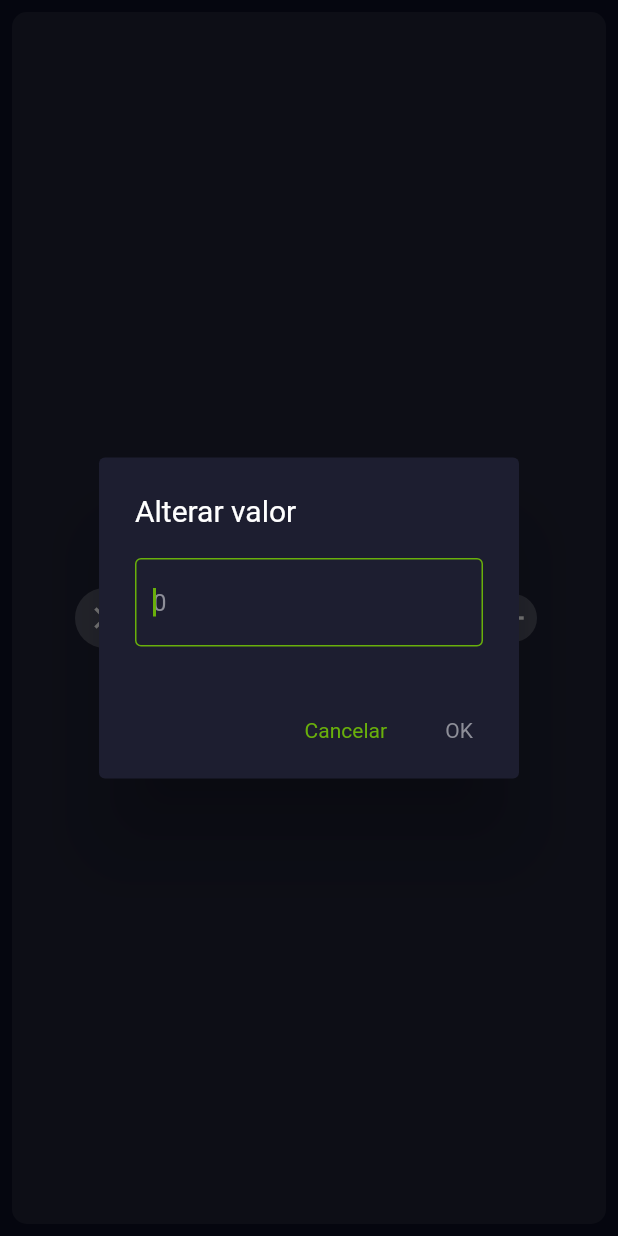
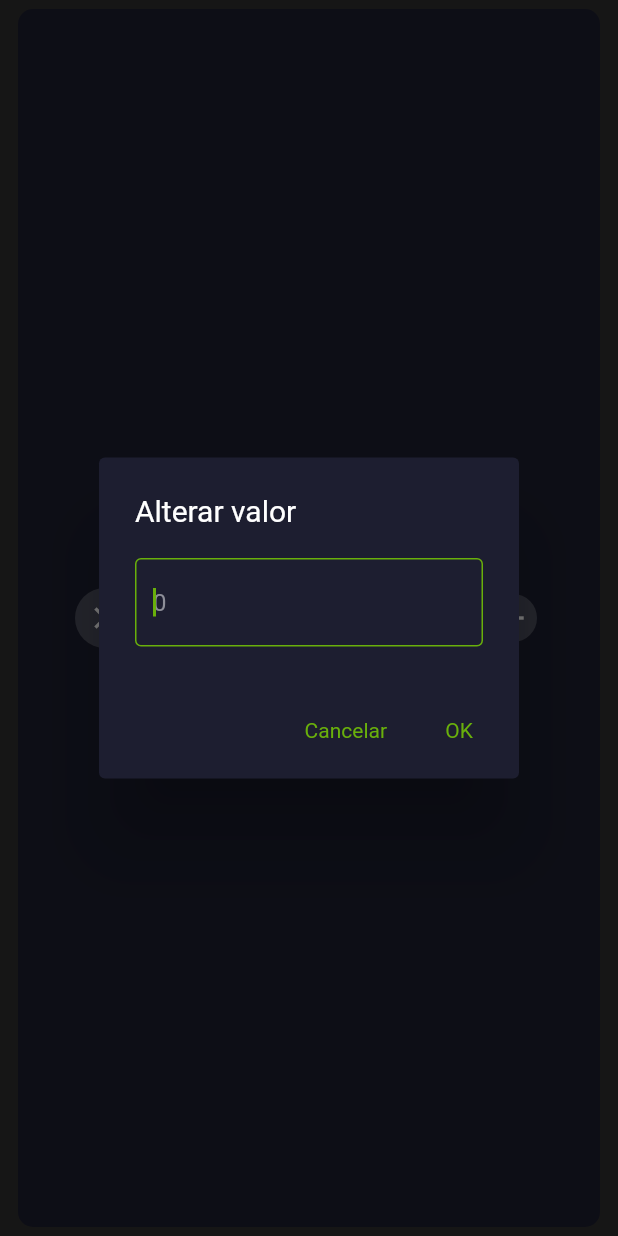
Before and after one commit to mattoi/conta-ponto, a Flutter app: the CounterTile widget shown alone on an empty page, opened directly with empty values, after a tap on "PONTO", on a phone screen of 412 x 824 dp. Run offline on Flutter 3.47's test engine with Material 2 defaults, Android fonts, the phone set to English and light mode, and no system bars; our stand-ins replace shared_preferences; accounts and stored records are empty.

Commit message:
Made an actual color scheme and inserted into themeData

```diff
--- a/lib/components/counter_tile.dart
+++ b/lib/components/counter_tile.dart
@@ -44,10 +44,11 @@ class CounterTile extends StatelessWidget {
   @override
   Widget build(BuildContext context) {
     return Container(
-      margin: const EdgeInsets.all(8),
+      margin: const EdgeInsets.symmetric(horizontal: 12, vertical: 6),
       padding: const EdgeInsets.all(8),
       decoration: BoxDecoration(
-          color: UIColors.counterTile, borderRadius: BorderRadius.circular(10)),
+          color: Theme.of(context).colorScheme.surface,
+          borderRadius: BorderRadius.circular(10)),
       child: Row(
         mainAxisAlignment: MainAxisAlignment.center,
         children: [
@@ -90,10 +91,8 @@ class CounterTile extends StatelessWidget {
                 children: [
                   Text(
                     UITextStrings.counterLabel,
-                    style: Theme.of(context)
-                        .textTheme
-                        .bodyMedium
-                        ?.copyWith(color: UIColors.labelText),
+                    style: Theme.of(context).textTheme.bodyMedium?.copyWith(
+                        color: Theme.of(context).colorScheme.onSurface),
                   ),
                   Text(
                     counter.value.toString(),
@@ -109,25 +108,25 @@ class CounterTile extends StatelessWidget {
                 context: context,
                 builder: (BuildContext context) => StatefulBuilder(
                   builder: (context, setState) => AlertDialog(
-                    title: Text(
-                      UITextStrings.dialogTitleSetCounter,
-                    ),
+                    title: const Text(UITextStrings.dialogTitleSetCounter),
                     //This TextField only accepts number input
                     content: TextField(
+                      //TODO add errortext
                       autofocus: true,
                       inputFormatters: [FilteringTextInputFormatter.digitsOnly],
                       keyboardType: TextInputType.number,
-                      cursorColor: UIColors.actionButton,
+                      cursorColor: Theme.of(context).colorScheme.secondary,
                       decoration: InputDecoration(
                         hintText: counter.value.toString(),
                         hintStyle: Theme.of(context)
                             .textTheme
                             .bodyMedium
-                            ?.copyWith(color: UIColors.labelText),
+                            ?.copyWith(
+                                color: Theme.of(context).colorScheme.onSurface),
                         border: const OutlineInputBorder(),
-                        focusedBorder: const OutlineInputBorder(
+                        focusedBorder: OutlineInputBorder(
                           borderSide: BorderSide(
-                            color: UIColors.actionButton,
+                            color: Theme.of(context).colorScheme.secondary,
                           ),
                         ),
                       ),
@@ -146,7 +145,9 @@ class CounterTile extends StatelessWidget {
                           style: Theme.of(context)
                               .textTheme
                               .bodySmall
-                              ?.copyWith(color: UIColors.actionButton),
+                              ?.copyWith(
+                                  color:
+                                      Theme.of(context).colorScheme.secondary),
                         ),
                         onPressed: () => Navigator.pop(context, 'Cancel'),
                       ),
@@ -155,14 +156,12 @@ class CounterTile extends StatelessWidget {
                         child: Text(
                           UITextStrings.dialogButtonOK,
                           style: newValue >= 0
-                              ? Theme.of(context)
-                                  .textTheme
-                                  .bodySmall
-                                  ?.copyWith(color: UIColors.actionButton)
-                              : Theme.of(context)
-                                  .textTheme
-                                  .bodySmall
-                                  ?.copyWith(color: UIColors.labelText),
+                              ? Theme.of(context).textTheme.bodySmall?.copyWith(
+                                  color:
+                                      Theme.of(context).colorScheme.secondary)
+                              : Theme.of(context).textTheme.bodySmall?.copyWith(
+                                  color:
+                                      Theme.of(context).colorScheme.secondary),
                         ),
                         onPressed: newValue >= 0
                             ? () {
--- a/lib/components/round_button.dart
+++ b/lib/components/round_button.dart
@@ -1,7 +1,6 @@
-import 'package:conta_ponto/constants.dart';
 import 'package:flutter/material.dart';
 
-///A round button. Accepts a custom [size] and [color], an optional [child] and a [onPressed] function.
+///A round button. Accepts a custom [size] and [color], an optional [child], [onPressed] and [onLongPress] functions.
 class RoundButton extends StatelessWidget {
   final double size;
   final Color color;
@@ -13,7 +12,7 @@ class RoundButton extends StatelessWidget {
   const RoundButton({
     Key? key,
     this.size = 40.0,
-    this.color = UIColors.roundButton,
+    this.color = const Color(0xFF4C4F5E),
     this.child,
     this.onPressed,
     this.onLongPress,
--- a/lib/constants.dart
+++ b/lib/constants.dart
@@ -1,84 +1,74 @@
 import 'package:flutter/material.dart';
 
-///The colors used in the app UI.
-abstract class UIColors {
-  static const appBar = Color(0xffb00b69);
-  static const actionButton = Color(0xff69b00b);
-  static const appBackground = Color(0xFF0A0E20);
-  static const counterTile = Color(0xFF1D1E30);
-  static const labelText = Color(0xFF8D8E98);
-  static const roundButton = Color(0xFF4C4F5E);
-}
-
-final colorScheme = const ColorScheme.dark().copyWith(
+final _appColorScheme = const ColorScheme.dark().copyWith(
   background: const Color(0xFF0A0E20),
   primary: const Color(0xffb00b69),
   secondary: const Color(0xff69b00b),
+  surface: const Color(0xFF1D1E30),
+  surfaceVariant: const Color(0xFF4C4F5E),
+  onPrimary: Colors.white,
+  onSurface: const Color(0xFF8D8E98),
 );
-
+const _fontFamily = 'Roboto';
 final appTheme = ThemeData.dark().copyWith(
-  primaryColor: UIColors.appBackground,
-  scaffoldBackgroundColor: UIColors.appBackground,
-  //colorScheme: ColorScheme.fromSwatch().copyWith(secondary: Colors.pink),
-  appBarTheme: const AppBarTheme(
-    color: UIColors.appBar,
-    titleTextStyle: TextStyle(
-      fontFamily: 'Roboto',
+  colorScheme: _appColorScheme,
+  appBarTheme: AppBarTheme(
+    color: _appColorScheme.primary,
+    titleTextStyle: const TextStyle(fontFamily: _fontFamily, fontSize: 20),
+  ),
+  iconTheme: IconThemeData(color: _appColorScheme.onPrimary),
+  backgroundColor: _appColorScheme.background,
+  floatingActionButtonTheme: FloatingActionButtonThemeData(
+    backgroundColor: _appColorScheme.secondary,
+  ),
+  dialogTheme: DialogTheme(
+    backgroundColor: _appColorScheme.surface,
+    titleTextStyle: const TextStyle(
+      fontFamily: _fontFamily,
       fontSize: 20,
     ),
-  ),
-  iconTheme: const IconThemeData(color: Colors.white),
-  floatingActionButtonTheme: const FloatingActionButtonThemeData(
-    backgroundColor: UIColors.actionButton,
-  ),
-  dialogTheme: const DialogTheme(
-    backgroundColor: UIColors.counterTile,
-    titleTextStyle: TextStyle(
-      fontFamily: 'Roboto',
-      fontSize: 20,
-    ),
-    contentTextStyle: TextStyle(
-      fontFamily: 'Roboto',
+    contentTextStyle: const TextStyle(
+      fontFamily: _fontFamily,
       fontSize: 16,
     ),
   ),
-  textTheme: const TextTheme(
+  textTheme: TextTheme(
     // 1- and 2-digit index number
-    displayLarge: TextStyle(
-      fontFamily: 'Roboto',
+    displayLarge: const TextStyle(
+      fontFamily: _fontFamily,
       fontSize: 64,
     ),
     // 3-digit index number
-    displayMedium: TextStyle(
-      fontFamily: 'Roboto',
+    displayMedium: const TextStyle(
+      fontFamily: _fontFamily,
       fontSize: 38,
       fontWeight: FontWeight.w900,
     ),
     // Counter label
     labelMedium: TextStyle(
-      fontFamily: 'Roboto',
+      fontFamily: _fontFamily,
       fontSize: 16,
-      color: UIColors.labelText,
+      color: _appColorScheme.onSurface,
     ),
     // Counter value
-    headlineLarge: TextStyle(
-      fontFamily: 'Roboto',
+    headlineLarge: const TextStyle(
+      fontFamily: _fontFamily,
       fontWeight: FontWeight.w900,
       fontSize: 40,
     ),
     // AppBar title, dialog title
-    titleSmall: TextStyle(
-      fontFamily: 'Roboto',
+    titleSmall: const TextStyle(
+      fontFamily: _fontFamily,
       fontSize: 20,
     ),
     // Dialog text, hint text
-    bodyMedium: TextStyle(
-      fontFamily: 'Roboto',
+    bodyMedium: const TextStyle(
+      fontFamily: _fontFamily,
       fontSize: 16,
     ),
     // Dialog button
-    bodySmall: TextStyle(
-      fontFamily: 'Roboto',
+    bodySmall: const TextStyle(
+      fontFamily: _fontFamily,
       fontSize: 14,
     ),
   ),
```
Also changed, not shown: lib/screens/main_page_mobile.dart (+22 -22 lines).
